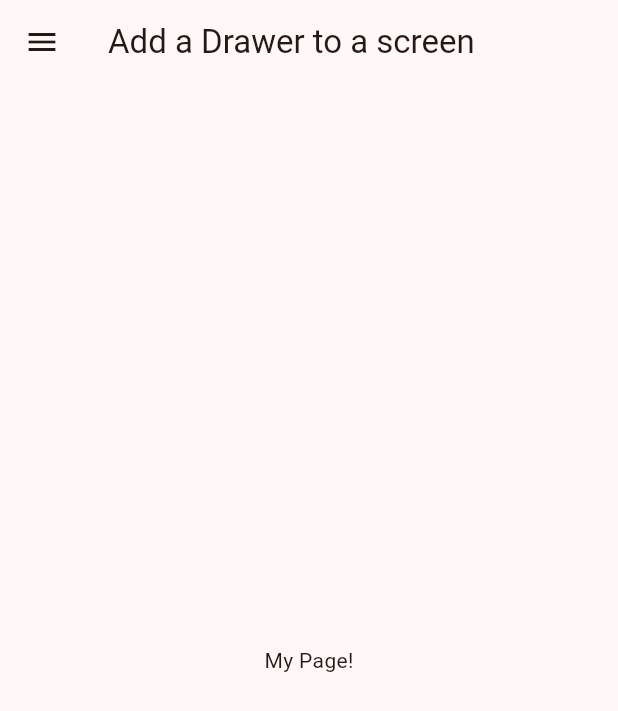
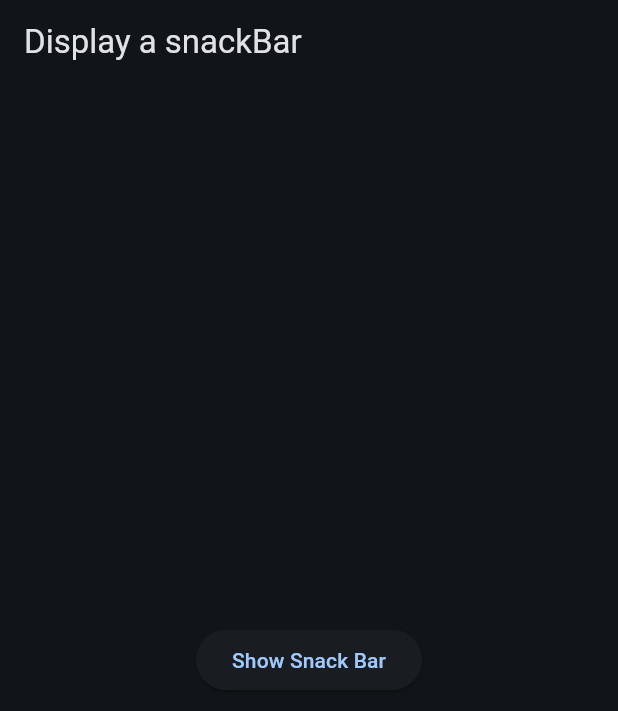
Before and after one commit to Igothics/Practice_Flutter_UI, a Flutter app: the screen it shows after launch, on a phone screen of 412 x 824 dp. Shown: the top 711 px of the screen. Run offline on Flutter 3.47's test engine with Material 2 defaults, Android fonts, the phone set to English and light mode, and no system bars; our stand-ins replace dynamic_color.

Commit message:
Display a snackBar

```diff
--- a/lib/main.dart
+++ b/lib/main.dart
@@ -1,3 +1,4 @@
+import 'package:dynamic_color/dynamic_color.dart';
 import 'package:flutter/material.dart';
 
 void main() {
@@ -10,12 +11,12 @@ class MyApp extends StatelessWidget {
   @override
   Widget build(BuildContext context) {
     return MaterialApp(
-      title: "Design Practice : Add a Drawer to a screen",
+      title: "Design Practice : Display a snackBar",
       theme: ThemeData(
         colorScheme: ColorScheme.fromSeed(
-          seedColor: Colors.deepOrange,
-          brightness: Brightness.light,
-        ),
+          seedColor: Colors.blue,
+          brightness: Brightness.dark,
+        ).harmonized(),
         useMaterial3: true,
       ),
       home: const HomePage(),
@@ -28,38 +29,17 @@ class HomePage extends StatelessWidget {
 
   @override
   Widget build(BuildContext context) {
-    final items = List.generate(5,
-      (index) => ListTile(
-        title: Text(
-          "Item $index",
-        ),
-        onTap: () => Navigator.of(context).pop(),
-      ),
+    final snackBar = SnackBar(
+      content: const Text("Yay! A SnackBar!"),
+      action: SnackBarAction(label: "Undo", onPressed: () {}),
     );
     return Scaffold(
-      appBar: AppBar(
-        title: const Text("Add a Drawer to a screen",),
-      ),
-      drawer: Drawer(
-        child: ListView(
-          padding: EdgeInsets.zero,
-          children: [
-            SizedBox(
-              height: 120,
-              child: DrawerHeader(
-                decoration:
-                    BoxDecoration(color: Theme.of(context).primaryColor),
-                child: const Text(
-                  "Drawer Header",
-                ),
-              ),
-            ),
-            ...items,
-          ],
+      appBar: AppBar(title: const Text("Display a snackBar",),),
+      body: Center(
+        child: ElevatedButton(
+          onPressed: () => ScaffoldMessenger.of(context).showSnackBar(snackBar),
+          child: const Text("Show Snack Bar",),
         ),
-      ),
-      body: const Center(
-        child: Text("My Page!",),
       ),
     );
   }
```
